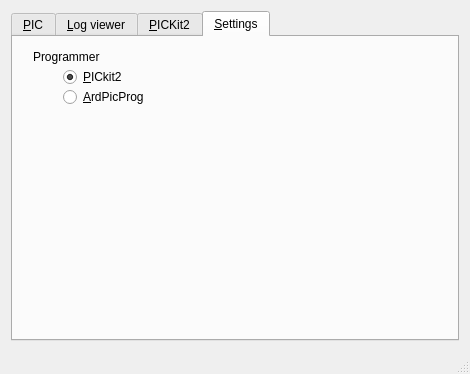
Old version of the form mainwindow.ui in the repository Ho-Ro/QPICkit.
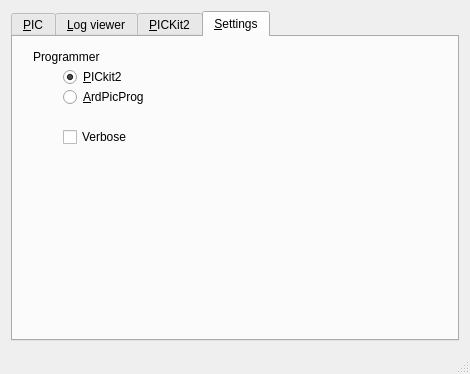
New version of the form. The open tabs and pages were chosen to show the change. Icons and pictures are not drawn.

Commit message: add verbose checkbox -> show programmer commands; update picture

The edit to the form file:
```diff
--- a/mainwindow.ui
+++ b/mainwindow.ui
@@ -403,6 +403,19 @@
          <string>Programmer</string>
         </property>
        </widget>
+       <widget class="QCheckBox" name="verboseCheckBox">
+        <property name="geometry">
+         <rect>
+          <x>50</x>
+          <y>90</y>
+          <width>100</width>
+          <height>20</height>
+         </rect>
+        </property>
+        <property name="text">
+         <string>Verbose</string>
+        </property>
+       </widget>
       </widget>
      </widget>
     </item>
```
The commit also changes 5 other files.
